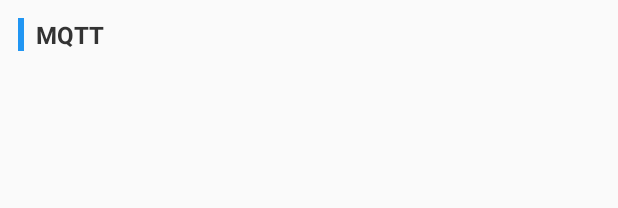
After one commit to nodestark/mdb-esp32-cashless, an Android app: the layout item_nearest_layout.xml on its own in the app's theme, with its tools: preview values and no code run, on a phone screen of 412 x 824 dp. The commit adds this screen. Shown: the top 208 px of the screen. Run offline under Robolectric (Android 15) with nearby library versions, the phone set to English and light mode, and no system bars.

Commit message:
Refacting item_layout_

```diff
--- /dev/null
+++ b/Android/app/src/main/res/layout/item_nearest_layout.xml
@@ -0,0 +1,25 @@
+<LinearLayout xmlns:android="http://schemas.android.com/apk/res/android"
+    android:layout_width="match_parent"
+    android:layout_height="wrap_content"
+    android:padding="12dp"
+    android:orientation="horizontal"
+    android:background="?attr/selectableItemBackground"
+    android:gravity="center_vertical">
+
+    <View
+        android:layout_width="4dp"
+        android:layout_height="match_parent"
+        android:layout_marginEnd="8dp"
+        android:background="#2196F3" />
+
+    <TextView
+        android:id="@+id/textViewNearest"
+        android:layout_width="0dp"
+        android:layout_height="wrap_content"
+        android:layout_weight="1"
+        android:text="MQTT"
+        android:textStyle="bold"
+        android:textSize="16sp"
+        android:textColor="#333333" />
+
+</LinearLayout>
```
Also changed, not shown: Android/app/src/main/java/xyz/vmflow/target/NearestFragment.java (+125 -43 lines), Android/app/src/main/res/layout/fragment_nearest.xml (+21 -7 lines), Android/app/src/main/res/layout/item_embedded_layout.xml (+8 -7 lines), Android/app/src/main/res/layout/item_sale_layout.xml (+6 -6 lines).
